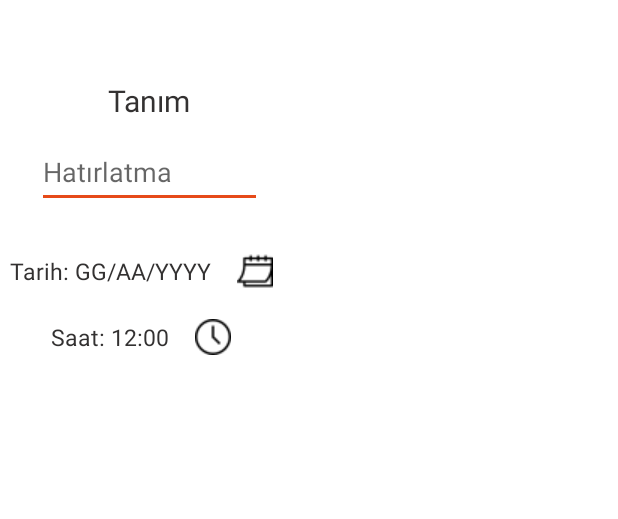
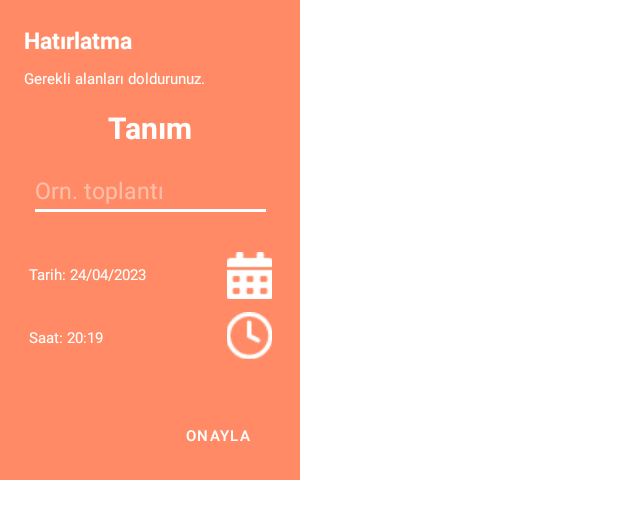
Before and after one commit to berkedursunoglu/TODO, an Android app: the layout reminder_alertdialog.xml on its own in the app's theme, with its tools: preview values and no code run, on a phone screen of 412 x 824 dp. Shown: the top 519 px of the screen. Run offline under Robolectric (Android 15) with nearby library versions, the phone set to English and light mode, and no system bars.

Commit message:
service update

```diff
--- a/app/src/main/java/com/berkedursunoglu/a/reminder/ReminderActivity.kt
+++ b/app/src/main/java/com/berkedursunoglu/a/reminder/ReminderActivity.kt
@@ -3,6 +3,7 @@ package com.berkedursunoglu.a.reminder
 import android.annotation.SuppressLint
 import android.app.*
 import android.content.Context
+import android.content.DialogInterface
 import android.content.Intent
 import android.os.Build
 import android.os.Bundle
@@ -32,6 +33,8 @@ class ReminderActivity : AppCompatActivity() {
     private lateinit var rv: ReminderRecyclerView
     private val cal = Calendar.getInstance()
     private lateinit var alarmManager: AlarmManager
+    private lateinit var alertDialog:AlertDialog.Builder
+    private lateinit var dissmisAlert:AlertDialog
 
 
     @RequiresApi(Build.VERSION_CODES.S)
@@ -54,20 +57,10 @@ class ReminderActivity : AppCompatActivity() {
         dataBindingReminder =
             DataBindingUtil.inflate(this.layoutInflater, R.layout.reminder_alertdialog, null, false)
         alertDialogsetTime()
-        val alertDialog = AlertDialog.Builder(this)
+        alertDialog = AlertDialog.Builder(this)
         alertDialog.setView(dataBindingReminder.root)
-        alertDialog.setTitle("Hatırlatma")
-        alertDialog.setMessage("Gerekli bilgileri doldurunuz")
-        alertDialog.setPositiveButton("Tamam") { _, _ ->
-            if (checkTime(cal.timeInMillis)) {
-                alarmManager()
-                Toast.makeText(this.applicationContext, "Hatırlatma Kuruldu", Toast.LENGTH_LONG)
-                    .show()
-            }
-        }
-        alertDialog.setNegativeButton("İptal") { _, _ ->
-        }
-
+        dissmisAlert = alertDialog.create()
+        dissmisAlert.show()
         dataBindingReminder.calenderButton.setOnClickListener {
             datePicker(it.context)
         }
@@ -76,7 +69,15 @@ class ReminderActivity : AppCompatActivity() {
             timerPicker(it.context)
         }
 
-        alertDialog.show()
+        dataBindingReminder.alarmbutton.setOnClickListener {
+            if (checkTime(cal.timeInMillis)) {
+                alarmManager()
+                Toast.makeText(this.applicationContext, "Hatırlatma Kuruldu", Toast.LENGTH_LONG)
+                    .show()
+                dissmisAlert.dismiss()
+            }
+        }
+
     }
 
     private fun checkTime(setMillis: Long): Boolean {
--- a/app/src/main/res/layout/reminder_alertdialog.xml
+++ b/app/src/main/res/layout/reminder_alertdialog.xml
@@ -1,84 +1,137 @@
 <?xml version="1.0" encoding="utf-8"?>
-<layout xmlns:tools="http://schemas.android.com/tools"
+<layout xmlns:app="http://schemas.android.com/apk/res-auto"
+    xmlns:tools="http://schemas.android.com/tools"
     xmlns:android="http://schemas.android.com/apk/res/android">
-<LinearLayout
+
+    <androidx.constraintlayout.widget.ConstraintLayout
         android:layout_width="200dp"
-    android:layout_height="300dp"
+        android:layout_height="320dp"
+        android:background="@color/primaryColor"
+        android:gravity="center"
         android:orientation="vertical"
-    android:gravity="center">
+        app:layout_constraintEnd_toEndOf="@+id/reminder_timetextview"
+        app:layout_constraintStart_toEndOf="@+id/reminder_timetextview">
+
+
         <TextView
+            android:id="@+id/textView"
             android:layout_width="wrap_content"
             android:layout_height="wrap_content"
+            android:layout_marginTop="16dp"
+            android:text="Hatırlatma"
+            android:textColor="@color/primaryTextColor"
+            android:textSize="15dp"
+            android:textStyle="bold"
+            app:layout_constraintEnd_toEndOf="parent"
+            app:layout_constraintHorizontal_bias="0.124"
+            app:layout_constraintStart_toStartOf="parent"
+            app:layout_constraintTop_toTopOf="parent" />
+
+        <TextView
+            android:id="@+id/textView2"
+            android:layout_width="wrap_content"
+            android:layout_height="wrap_content"
+            android:layout_marginTop="8dp"
+            android:text="Gerekli alanları doldurunuz."
+            android:textColor="@color/primaryTextColor"
+            android:textSize="10dp"
+            app:layout_constraintEnd_toEndOf="parent"
+            app:layout_constraintHorizontal_bias="0.0"
+            app:layout_constraintStart_toStartOf="@+id/textView"
+            app:layout_constraintTop_toBottomOf="@+id/textView" />
+
+        <TextView
+            android:id="@+id/textView3"
+            android:layout_width="wrap_content"
+            android:layout_height="wrap_content"
+            android:layout_marginTop="12dp"
             android:text="Tanım"
-        android:textColor="@color/secondaryTextColor"
-        android:textSize="20sp">
-</TextView>
+            android:textColor="@color/primaryTextColor"
+            android:textSize="20dp"
+            android:textStyle="bold"
+            app:layout_constraintEnd_toEndOf="parent"
+            app:layout_constraintStart_toStartOf="parent"
+            app:layout_constraintTop_toBottomOf="@+id/textView2" />
 
         <EditText
             android:id="@+id/reminder_edittext"
-        android:layout_width="150dp"
-        android:layout_height="48dp"
-        android:layout_marginTop="10dp"
-        android:hint="Hatırlatma"
-        android:textColor="@color/secondaryTextColor"></EditText>
-
-    <LinearLayout
-        android:layout_marginTop="20dp"
-        android:layout_width="wrap_content"
-        android:layout_height="wrap_content"
-        android:orientation="horizontal">
+            android:layout_width="162dp"
+            android:layout_height="37dp"
+            android:layout_marginTop="12dp"
+            android:backgroundTint="@color/primaryTextColor"
+            android:ems="10"
+            android:hint="Örn. toplantı"
+            android:inputType="textPersonName"
+            android:textColor="@color/primaryTextColor"
+            android:textColorHint="#72FFFFFF"
+            android:textSize="15dp"
+            app:layout_constraintEnd_toEndOf="parent"
+            app:layout_constraintStart_toStartOf="parent"
+            app:layout_constraintTop_toBottomOf="@+id/textView3"
+            tools:ignore="TouchTargetSizeCheck" />
 
         <TextView
             android:id="@+id/reminder_datetextview"
             android:layout_width="wrap_content"
             android:layout_height="wrap_content"
-            android:text="Tarih: GG/AA/YYYY"
-            android:textSize="15sp"
-            android:textColor="@color/secondaryTextColor"
-            android:gravity="center"
-            android:layout_gravity="center">
-        </TextView>
+            android:layout_marginTop="28dp"
+            android:text="Tarih: 24/04/2023"
+            android:textColor="@color/primaryTextColor"
+            android:textSize="10dp"
+            app:layout_constraintStart_toStartOf="@+id/reminder_edittext"
+            app:layout_constraintTop_toBottomOf="@+id/reminder_edittext" />
 
         <ImageButton
-            android:id="@+id/calender_button"
-            android:layout_width="wrap_content"
-            android:layout_height="wrap_content"
-            android:layout_gravity="center"
-            android:layout_marginStart="5dp"
-            android:backgroundTint="#00000000"
+            android:id="@+id/clock_button"
+            android:layout_width="30dp"
+            android:layout_height="31dp"
+            android:layout_marginTop="60dp"
+            android:backgroundTint="#00FFFFFF"
             android:contentDescription="@string/app_name"
-            android:src="@drawable/calenderbutton"
-            tools:ignore="TouchTargetSizeCheck">
-
-        </ImageButton>
-    </LinearLayout>
-
-   <LinearLayout
-       android:layout_width="wrap_content"
-       android:layout_height="wrap_content"
-       android:orientation="horizontal"
-       android:gravity="center">
+            app:layout_constraintEnd_toEndOf="@+id/reminder_edittext"
+            app:layout_constraintTop_toBottomOf="@+id/reminder_edittext"
+            app:srcCompat="@drawable/clock" />
 
         <TextView
             android:id="@+id/reminder_timetextview"
             android:layout_width="wrap_content"
             android:layout_height="wrap_content"
-           android:text="Saat: 12:00"
-           android:textSize="15sp"
-           android:textColor="@color/secondaryTextColor">
-       </TextView>
+            android:layout_marginTop="28dp"
+            android:text="Saat: 20:19"
+            android:textColor="@color/primaryTextColor"
+            android:textSize="10dp"
+            app:layout_constraintStart_toStartOf="@+id/reminder_datetextview"
+            app:layout_constraintTop_toBottomOf="@+id/reminder_datetextview" />
 
         <ImageButton
-           android:id="@+id/clock_button"
-           android:layout_width="wrap_content"
-           android:layout_height="wrap_content"
-           android:layout_marginStart="5dp"
-           android:backgroundTint="#00000000"
-           android:contentDescription="@string/app_name"
-           android:src="@drawable/clock"
-           tools:ignore="TouchTargetSizeCheck"></ImageButton>
-   </LinearLayout>
+            android:id="@+id/calender_button"
+            android:layout_width="30dp"
+            android:layout_height="31dp"
+            android:layout_marginTop="20dp"
+            android:backgroundTint="#00FFFFFF"
+            android:contentDescription="@string/al_veri_listesi"
+            app:layout_constraintEnd_toEndOf="@+id/reminder_edittext"
+            app:layout_constraintTop_toBottomOf="@+id/reminder_edittext"
+            app:srcCompat="@drawable/calendar" />
 
+        <Button
+            android:id="@+id/alarmbutton"
+            android:layout_width="78dp"
+            android:layout_height="31dp"
 
-</LinearLayout>
+            android:layout_marginTop="124dp"
+            android:layout_marginEnd="16dp"
+            android:layout_marginBottom="10dp"
+            android:background="#00FFFFFF"
+            android:backgroundTint="#00FFFFFF"
+            android:text="Onayla"
+            android:textColor="@color/primaryTextColor"
+            android:textSize="10dp"
+            app:iconTint="#00FFFFFF"
+            app:layout_constraintBottom_toBottomOf="parent"
+            app:layout_constraintEnd_toEndOf="parent"
+            app:layout_constraintTop_toBottomOf="@+id/reminder_edittext"
+            app:layout_constraintVertical_bias="0.157" />
+
+    </androidx.constraintlayout.widget.ConstraintLayout>
 </layout>
```
Also changed, not shown: app/src/main/res/drawable/calendar.png, app/src/main/res/drawable/clock.png. Lines whose indentation alone changed are shown as unchanged.
